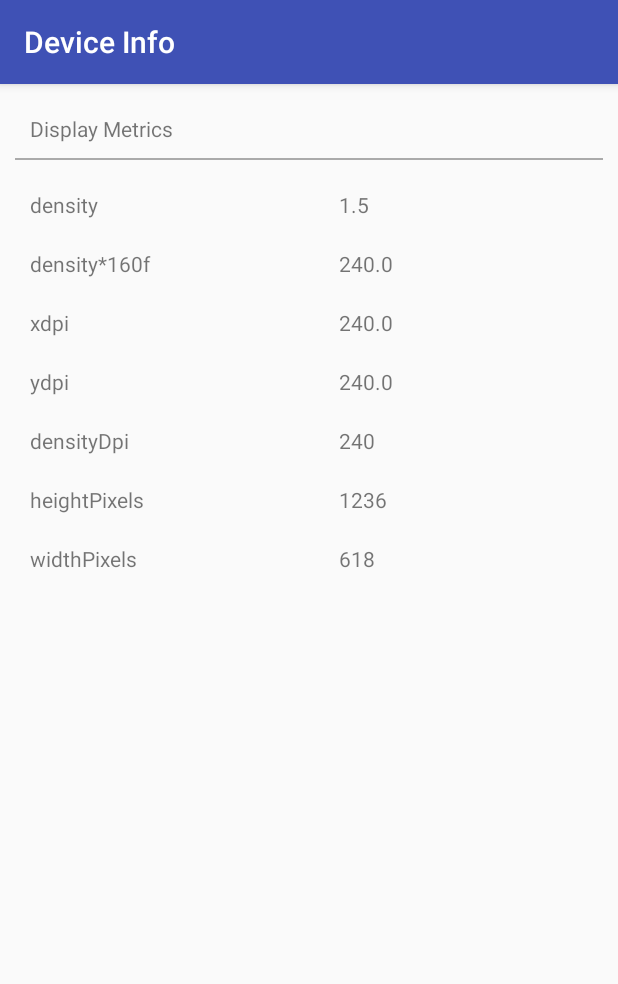
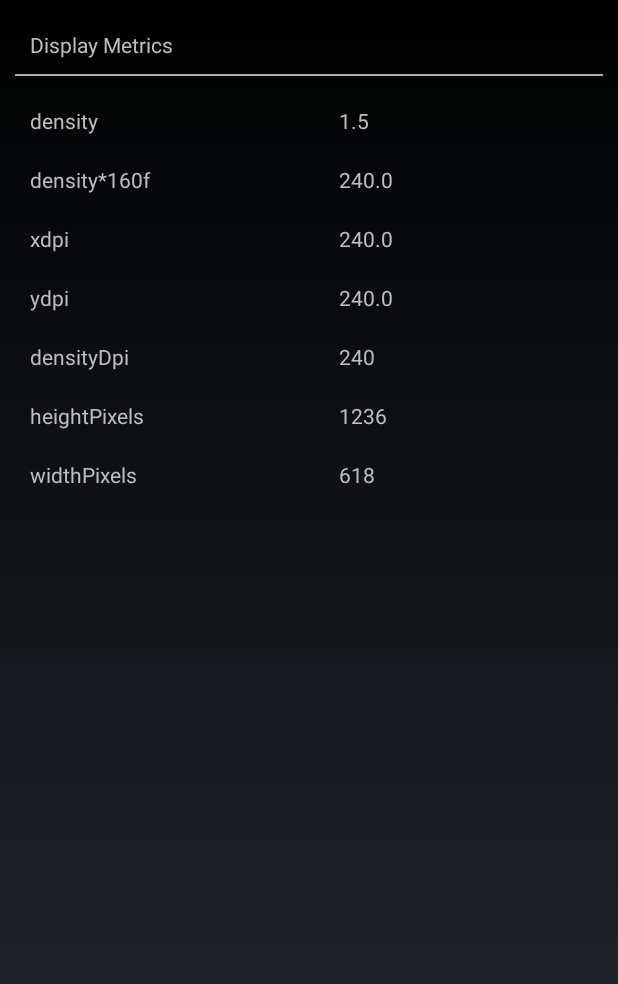
Before and after one commit to gil-sauce/DeviceInfo, an Android app: the screen it shows after launch (DeviceInfoActivity), on a phone screen of 412 x 824 dp. Shown: the top 984 px of the screen. Run offline under Robolectric (Android 15) with nearby library versions, the phone set to English and light mode, and no system bars.

Commit message:
Updated to get real device screen

```diff
--- a/app/src/main/AndroidManifest.xml
+++ b/app/src/main/AndroidManifest.xml
@@ -9,7 +9,9 @@
         android:roundIcon="@mipmap/ic_launcher_round"
         android:supportsRtl="true"
         android:theme="@style/AppTheme">
-        <activity android:name=".DeviceInfoActivity">
+        <activity
+            android:name=".DeviceInfoActivity"
+            android:theme="@android:style/Theme.NoTitleBar.Fullscreen">
             <intent-filter>
                 <action android:name="android.intent.action.MAIN" />
 
--- a/app/src/main/java/com/saucelabs/deviceinfo/DeviceInfoActivity.kt
+++ b/app/src/main/java/com/saucelabs/deviceinfo/DeviceInfoActivity.kt
@@ -1,5 +1,6 @@
 package com.saucelabs.deviceinfo
 
+import android.app.Activity
 import android.content.Context
 import android.support.v7.app.AppCompatActivity
 import android.os.Bundle
@@ -10,15 +11,24 @@ import android.view.LayoutInflater
 import android.view.View
 import android.widget.FrameLayout
 import android.widget.TextView
+import android.view.Display
 
 
-class DeviceInfoActivity : AppCompatActivity() {
+class DeviceInfoActivity : Activity() {
 
     override fun onCreate(savedInstanceState: Bundle?) {
         super.onCreate(savedInstanceState)
         setContentView(R.layout.activity_device_info)
 
-        val metrics = resources.displayMetrics
+        window.decorView.systemUiVisibility = View.SYSTEM_UI_FLAG_HIDE_NAVIGATION or
+                View.SYSTEM_UI_FLAG_FULLSCREEN
+    }
+
+    override fun onResume() {
+        super.onResume()
+
+        val metrics = DisplayMetrics()
+        windowManager.defaultDisplay.getRealMetrics(metrics)
 
         val llDisplayMetrics = findViewById<LinearLayout>(R.id.llDisplayMetrics)
 
@@ -29,7 +39,6 @@ class DeviceInfoActivity : AppCompatActivity() {
         llDisplayMetrics.addView(createItemView("densityDpi", metrics.densityDpi.toString()))
         llDisplayMetrics.addView(createItemView("heightPixels", metrics.heightPixels.toString()))
         llDisplayMetrics.addView(createItemView("widthPixels", metrics.widthPixels.toString()))
-
     }
 
     private fun createItemView(name: String, value: String): View {
```
